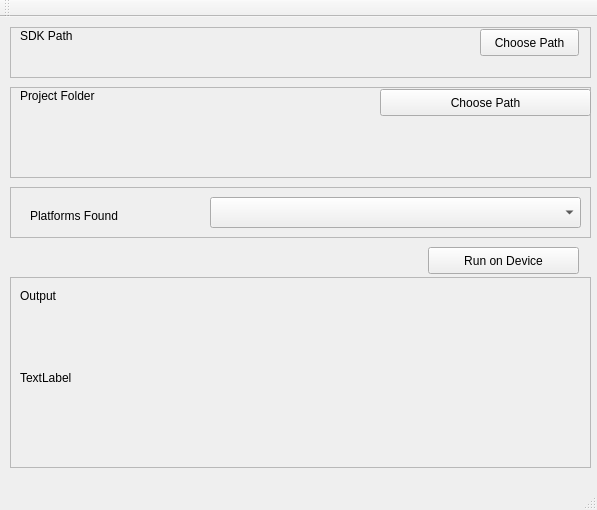
First picture: the form in IONIC-UI/mainwindow.ui, repository CoderSquirrel/IONIC-RUN-GUI, before the edit.
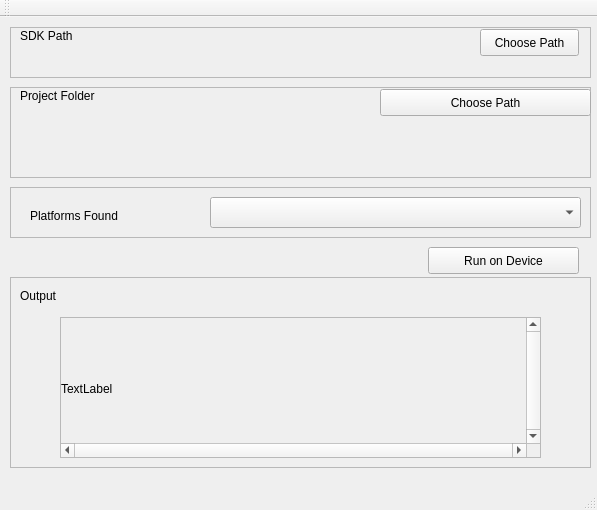
Second picture: the form after the edit.

```diff
--- a/IONIC-UI/mainwindow.ui
+++ b/IONIC-UI/mainwindow.ui
@@ -204,18 +204,56 @@
       <string>Output</string>
      </property>
     </widget>
-    <widget class="QLabel" name="lblOutput">
+    <widget class="QScrollArea" name="SCROLL">
      <property name="geometry">
       <rect>
-       <x>10</x>
+       <x>50</x>
        <y>40</y>
-       <width>551</width>
-       <height>121</height>
+       <width>481</width>
+       <height>141</height>
       </rect>
      </property>
-     <property name="text">
-      <string>TextLabel</string>
+     <property name="verticalScrollBarPolicy">
+      <enum>Qt::ScrollBarAlwaysOn</enum>
      </property>
+     <property name="horizontalScrollBarPolicy">
+      <enum>Qt::ScrollBarAlwaysOn</enum>
+     </property>
+     <property name="widgetResizable">
+      <bool>true</bool>
+     </property>
+     <widget class="QWidget" name="scrollAreaWidgetContents">
+      <property name="geometry">
+       <rect>
+        <x>0</x>
+        <y>0</y>
+        <width>466</width>
+        <height>126</height>
+       </rect>
+      </property>
+      <widget class="QLabel" name="lblOutput">
+       <property name="geometry">
+        <rect>
+         <x>0</x>
+         <y>10</y>
+         <width>551</width>
+         <height>121</height>
+        </rect>
+       </property>
+       <property name="sizePolicy">
+        <sizepolicy hsizetype="Expanding" vsizetype="Expanding">
+         <horstretch>0</horstretch>
+         <verstretch>0</verstretch>
+        </sizepolicy>
+       </property>
+       <property name="text">
+        <string>TextLabel</string>
+       </property>
+       <property name="scaledContents">
+        <bool>true</bool>
+       </property>
+      </widget>
+     </widget>
     </widget>
    </widget>
   </widget>
```
